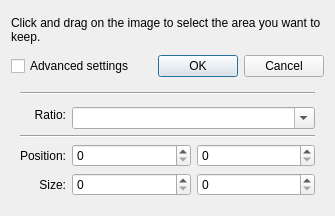
KDE/gwenview, file lib/crop/cropwidget.ui: the form before one commit.
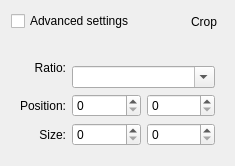
The form after the commit. Custom widgets are drawn as their Qt base class.

Commit message: Back to crop HUD?

The edit to the form file:
```diff
--- a/lib/crop/cropwidget.ui
+++ b/lib/crop/cropwidget.ui
@@ -6,24 +6,14 @@
    <rect>
     <x>0</x>
     <y>0</y>
-    <width>335</width>
-    <height>216</height>
+    <width>235</width>
+    <height>166</height>
    </rect>
   </property>
   <property name="windowTitle">
    <string>Crop</string>
   </property>
   <layout class="QVBoxLayout" name="verticalLayout">
-   <item>
-    <widget class="QLabel" name="label_2">
-     <property name="text">
-      <string>Click and drag on the image to select the area you want to keep.</string>
-     </property>
-     <property name="wordWrap">
-      <bool>true</bool>
-     </property>
-    </widget>
-   </item>
    <item>
     <layout class="QHBoxLayout" name="horizontalLayout">
      <item>
@@ -34,9 +24,15 @@
       </widget>
      </item>
      <item>
-      <widget class="KDialogButtonBox" name="buttonBox">
-       <property name="standardButtons">
-        <set>QDialogButtonBox::Cancel|QDialogButtonBox::Ok</set>
+      <widget class="QToolButton" name="cropButton">
+       <property name="text">
+        <string>Crop</string>
+       </property>
+       <property name="toolButtonStyle">
+        <enum>Qt::ToolButtonTextBesideIcon</enum>
+       </property>
+       <property name="autoRaise">
+        <bool>true</bool>
        </property>
       </widget>
      </item>
@@ -45,14 +41,7 @@
    <item>
     <widget class="QWidget" name="advancedWidget" native="true">
      <layout class="QGridLayout" name="gridLayout">
-      <item row="0" column="0" colspan="3">
-       <widget class="Line" name="line_2">
-        <property name="orientation">
-         <enum>Qt::Horizontal</enum>
-        </property>
-       </widget>
-      </item>
-      <item row="1" column="0" rowspan="2">
+      <item row="0" column="0" rowspan="2">
        <widget class="QLabel" name="label_6">
         <property name="text">
          <string>Ratio:</string>
@@ -62,7 +51,7 @@
         </property>
        </widget>
       </item>
-      <item row="2" column="1" colspan="2">
+      <item row="1" column="1" colspan="2">
        <widget class="KComboBox" name="ratioComboBox">
         <property name="editable">
          <bool>true</bool>
@@ -72,14 +61,7 @@
         </property>
        </widget>
       </item>
-      <item row="3" column="0" colspan="3">
-       <widget class="Line" name="line">
-        <property name="orientation">
-         <enum>Qt::Horizontal</enum>
-        </property>
-       </widget>
-      </item>
-      <item row="4" column="0">
+      <item row="2" column="0">
        <widget class="QLabel" name="label">
         <property name="sizePolicy">
          <sizepolicy hsizetype="Preferred" vsizetype="Preferred">
@@ -98,7 +80,7 @@
         </property>
        </widget>
       </item>
-      <item row="4" column="1">
+      <item row="2" column="1">
        <widget class="QSpinBox" name="leftSpinBox">
         <property name="sizePolicy">
          <sizepolicy hsizetype="Expanding" vsizetype="Fixed">
@@ -108,7 +90,7 @@
         </property>
        </widget>
       </item>
-      <item row="4" column="2">
+      <item row="2" column="2">
        <widget class="QSpinBox" name="topSpinBox">
         <property name="sizePolicy">
          <sizepolicy hsizetype="Minimum" vsizetype="Fixed">
@@ -118,7 +100,7 @@
         </property>
        </widget>
       </item>
-      <item row="5" column="0">
+      <item row="3" column="0">
        <widget class="QLabel" name="label_3">
         <property name="text">
          <string>Size:</string>
@@ -131,7 +113,7 @@
         </property>
        </widget>
       </item>
-      <item row="5" column="1">
+      <item row="3" column="1">
        <widget class="QSpinBox" name="widthSpinBox">
         <property name="sizePolicy">
          <sizepolicy hsizetype="Minimum" vsizetype="Fixed">
@@ -141,7 +123,7 @@
         </property>
        </widget>
       </item>
-      <item row="5" column="2">
+      <item row="3" column="2">
        <widget class="QSpinBox" name="heightSpinBox">
         <property name="sizePolicy">
          <sizepolicy hsizetype="Minimum" vsizetype="Fixed">
@@ -157,11 +139,6 @@
   </layout>
  </widget>
  <customwidgets>
-  <customwidget>
-   <class>KDialogButtonBox</class>
-   <extends>QDialogButtonBox</extends>
-   <header>kdialogbuttonbox.h</header>
-  </customwidget>
   <customwidget>
    <class>KComboBox</class>
    <extends>QComboBox</extends>
```
Left out of the diff: 20 changed lines with no effect on the pictures. The commit also changes 3 other files.
